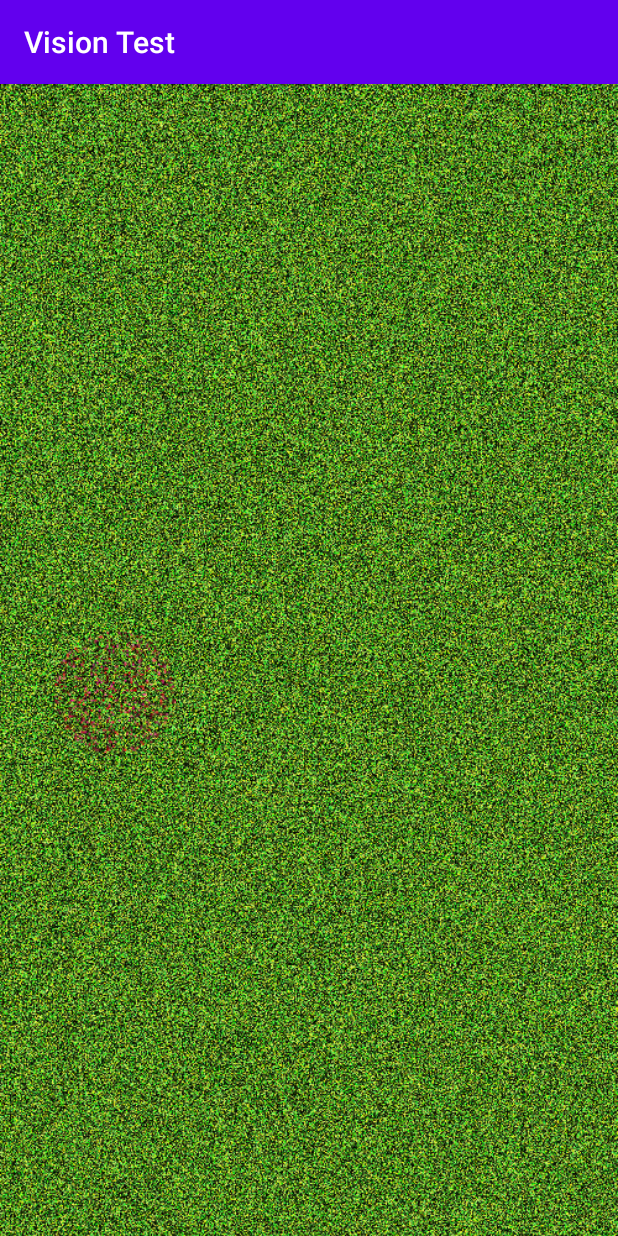
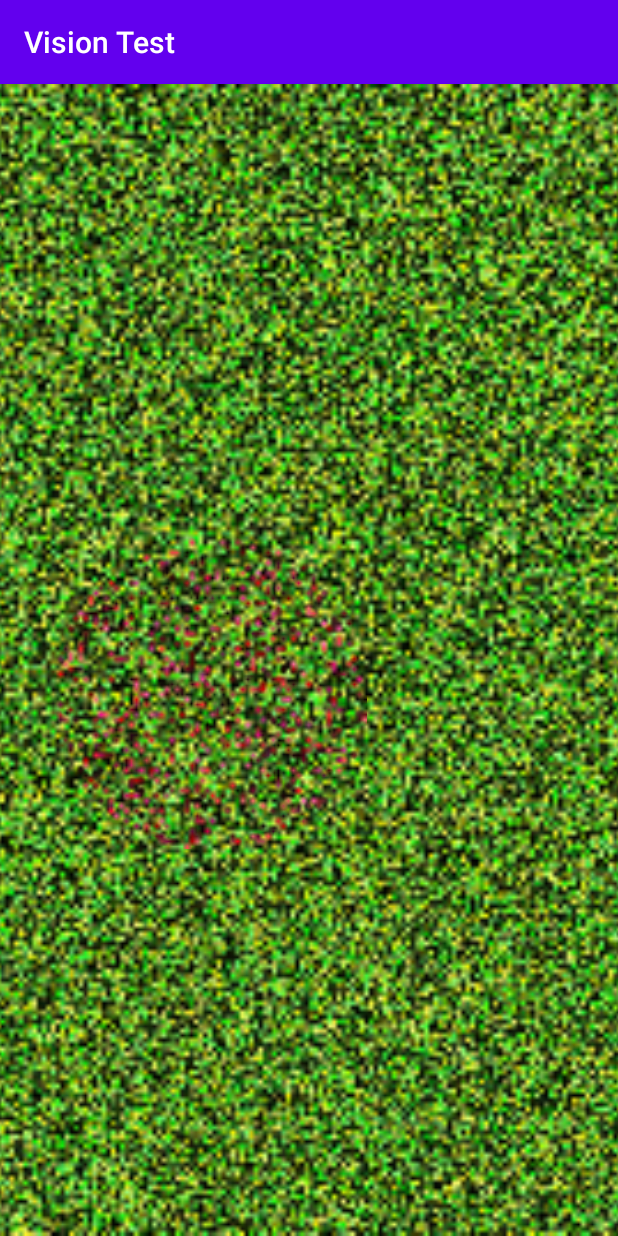
Before and after one commit to pbalint99/VisionTest, an Android app: the ColorActivity screen opened directly, with no data from a screen before it, after a tap on "START", on a phone screen of 412 x 824 dp. Run offline under Robolectric (Android 15) with nearby library versions, the phone set to English and light mode, and no system bars.

Commit message:
Screen size automatically got, no need to add it manually

```diff
--- a/app/src/main/java/hu/bme/mogi/android/visiontest/Noise.kt
+++ b/app/src/main/java/hu/bme/mogi/android/visiontest/Noise.kt
@@ -4,35 +4,29 @@ import android.graphics.*
 import java.util.*
 
 //TODO: do this on a side thread?
+//Use other createbitmap method, which takes a color array
 object Noise {
     const val colorWiggleRoom = 70f
     const val satWiggleRoom = 0.5f
     const val circleColorDensity = 0.2f
+
     fun applyNoise(source: Bitmap, width: Int, height: Int, color: Float = -1f): Bitmap {
-        // get source image size
         val pixels = IntArray(width * height)
         var hsv: FloatArray
-        // get pixel array from source
-        source.getPixels(pixels, 0, width, 0, 0, width, height)
         //if color is net set, set saturation to 0
         val sat = if(color == -1f) 0f
         else 1f
-        // create a random object
         val random = Random()
-        var index : Int
-        // iteration through pixels
+        var index = 0
+
         for (y in 0 until height) {
             for (x in 0 until width) {
-                // get current index in 2D-matrix
-                index = y * width + x
                 hsv= floatArrayOf(color-colorWiggleRoom/2+colorWiggleRoom*random.nextFloat(), sat - satWiggleRoom*random.nextFloat(), random.nextFloat())
                 pixels[index] = Color.HSVToColor(hsv)
+                index++
             }
         }
-        // output bitmap
-        val bmOut = Bitmap.createBitmap(width, height, source.config)
-        bmOut.setPixels(pixels, 0, width, 0, 0, width, height)
-        return bmOut
+        return Bitmap.createBitmap(pixels, width, height, source.config)
     }
 
     fun applyNoiseCircle(source: Bitmap, width: Int, color: Float): Bitmap {
--- a/app/src/main/java/hu/bme/mogi/android/visiontest/ViewMover.kt
+++ b/app/src/main/java/hu/bme/mogi/android/visiontest/ViewMover.kt
@@ -1,11 +1,18 @@
 package hu.bme.mogi.android.visiontest
 
+import android.content.Context
+import android.content.SharedPreferences
+import android.util.DisplayMetrics
 import android.view.View
 import androidx.constraintlayout.widget.ConstraintLayout
 import kotlinx.android.synthetic.main.activity_contrasttest.*
 import java.util.*
+import kotlin.math.sin
 
 object ViewMover {
+    var density: Float = 0f
+    var distance: Float = 0f
+
     fun move(viewToMove: View, bigView: View, rotate: Boolean): Int {
         val params = viewToMove.layoutParams as ConstraintLayout.LayoutParams
         val random = Random()
@@ -52,4 +59,16 @@ object ViewMover {
 
         return dir
     }
+
+    fun degreeToPixels(deg: Double = 2.0, dm: DisplayMetrics, sp: SharedPreferences) : Int {
+        distance = sp.getFloat("distance", 1f)
+        val mmSize = sin(Math.toRadians(deg)) * distance * 1000
+        //val mmScreenWidth = 25.4f*1.05f*dm.widthPixels/dm.xdpi
+        //return intArrayOf(((mmSize*dm.xdpi)/(25.4*1.05f)).toInt(),mmSize.toInt())
+        return ((mmSize*dm.xdpi)/(25.4*1.05f)).toInt()
+    }
+
+    fun mmToPixels(mmSize: Float = 10f, dm: DisplayMetrics) : Int {
+        return ((mmSize*dm.xdpi)/(25.4*1.05f)).toInt()
+    }
 }
--- a/app/src/main/java/hu/bme/mogi/android/visiontest/activities/CalibrationActivity.kt
+++ b/app/src/main/java/hu/bme/mogi/android/visiontest/activities/CalibrationActivity.kt
@@ -18,15 +18,15 @@ class CalibrationActivity: AppCompatActivity() {
 
         doneBtn.setOnClickListener{
             val displayMetrics: DisplayMetrics = applicationContext.resources.displayMetrics
-            val dpWidth: Float = displayMetrics.widthPixels / displayMetrics.density
+            val pWidth = displayMetrics.widthPixels
 
             val sharedPref = applicationContext.getSharedPreferences(
                 "sp",
                 Context.MODE_PRIVATE
             )
             with(sharedPref.edit()) {
-                putInt("width", etWidth.text.toString().toInt())
-                putFloat("dpWidth",dpWidth)
+//                putInt("width", etWidth.text.toString().toInt())
+//                putInt("pixelWidth",pWidth)
                 putFloat("distance",etDistance.text.toString().toFloat())
                 apply()
             }
--- a/app/src/main/java/hu/bme/mogi/android/visiontest/activities/ColorActivity.kt
+++ b/app/src/main/java/hu/bme/mogi/android/visiontest/activities/ColorActivity.kt
@@ -2,14 +2,10 @@ package hu.bme.mogi.android.visiontest.activities
 
 import android.content.Context
 import android.graphics.*
-import android.hardware.display.DisplayManager
-import android.os.Build
 import android.os.Bundle
 import android.util.DisplayMetrics
-import android.view.Display
 import android.widget.Toast
 import androidx.appcompat.app.AppCompatActivity
-import androidx.core.view.ViewCompat.getDisplay
 import hu.bme.mogi.android.visiontest.Noise
 import hu.bme.mogi.android.visiontest.R
 import hu.bme.mogi.android.visiontest.ViewMover
@@ -21,16 +17,19 @@ import kotlinx.android.synthetic.main.activity_contrasttest.plusButton
 import kotlinx.android.synthetic.main.activity_contrasttest.rightBtnC
 import kotlinx.android.synthetic.main.activity_contrasttest.upBtnC
 
-//TODO: background, dot unnecessary
+//TODO: disable rotation
 class ColorActivity: AppCompatActivity() {
     var bgColor = floatArrayOf(90f,245f)
     var dotColor = floatArrayOf(360f,65f)
     var prevDir = 5
     var level = 0
     var results = BooleanArray(10)
-    private var aspectRatio = 0
+    private var aspectRatio = 0f
     private var noiseDensity = 500
     private var index = 0
+
+    private var width = 1
+    private var distance = 1f
 
     override fun onCreate(savedInstanceState: Bundle?) {
         super.onCreate(savedInstanceState)
@@ -41,16 +40,17 @@ class ColorActivity: AppCompatActivity() {
         rightBtnC.isEnabled = false
 
         //Set sizes
-        val params = dotView.layoutParams
+        val dotParams = dotView.layoutParams
 
         val displayMetrics = DisplayMetrics()
         @Suppress("DEPRECATION")
         windowManager.defaultDisplay.getMetrics(displayMetrics)
 
-        val dotWidth = displayMetrics.widthPixels/5
-        aspectRatio = displayMetrics.heightPixels/displayMetrics.widthPixels
-        params.width = dotWidth
-        params.height = dotWidth
+        val dotWidth = ViewMover.degreeToPixels(2.0,displayMetrics,getSharedPreferences("sp", Context.MODE_PRIVATE) ?: return)
+        aspectRatio = displayMetrics.widthPixels.toFloat()/displayMetrics.heightPixels
+        dotParams.width = dotWidth
+        dotParams.height = dotWidth
+
 
         plusButton.setOnClickListener {
             plusButton.isEnabled = false
@@ -142,8 +142,6 @@ class ColorActivity: AppCompatActivity() {
 
     }
 
-    //TODO: lépcsős fentről-lenntről megbecsülés
-
     //TODO: Ötlet: hol NINCS pötty?
     private fun guess(dir: Int) {
         results[level] = dir == prevDir
@@ -173,11 +171,12 @@ class ColorActivity: AppCompatActivity() {
     }
 
     private fun applyNoises(index: Int) {
+        //Toast.makeText(applicationContext,noiseDensity.toString()+" "+(noiseDensity*aspectRatio).toInt().toString(),Toast.LENGTH_SHORT).show()
         noiseView.setImageBitmap(
             Noise.applyNoise(
                 BitmapFactory.decodeResource(
                     applicationContext.resources, R.drawable.black_square
-                ), noiseDensity, noiseDensity*aspectRatio, bgColor[index]
+                ), noiseDensity, (noiseDensity*aspectRatio).toInt(), bgColor[index]
             )
         )
         dotView.setImageBitmap(
@@ -188,4 +187,6 @@ class ColorActivity: AppCompatActivity() {
             )
         )
     }
+
+
 }
--- a/app/src/main/java/hu/bme/mogi/android/visiontest/activities/MainActivity.kt
+++ b/app/src/main/java/hu/bme/mogi/android/visiontest/activities/MainActivity.kt
@@ -2,6 +2,7 @@ package hu.bme.mogi.android.visiontest.activities
 
 import android.content.ClipData.newUri
 import android.content.Intent
+import android.graphics.Point
 import android.media.RingtoneManager
 import android.net.Uri
 import android.os.Build
@@ -50,7 +51,9 @@ class MainActivity : AppCompatActivity() {
             Log.i("settings", e.toString())
             Toast.makeText(applicationContext, "Please allow modifying system settings.", Toast.LENGTH_SHORT).show()
         }
-
+        var size = Point()
+        display?.getRealSize(size)
+        Toast.makeText(applicationContext,size.x.toString()+" "+size.y.toString(),Toast.LENGTH_SHORT).show()
     }
 
     fun setBrightness(brightness: Int) {
```
Also changed, not shown: app/src/main/java/hu/bme/mogi/android/visiontest/activities/ContrastTestActivity.kt (+15 -7 lines), app/src/main/java/hu/bme/mogi/android/visiontest/activities/VATestActivity.kt (+11 -12 lines).
